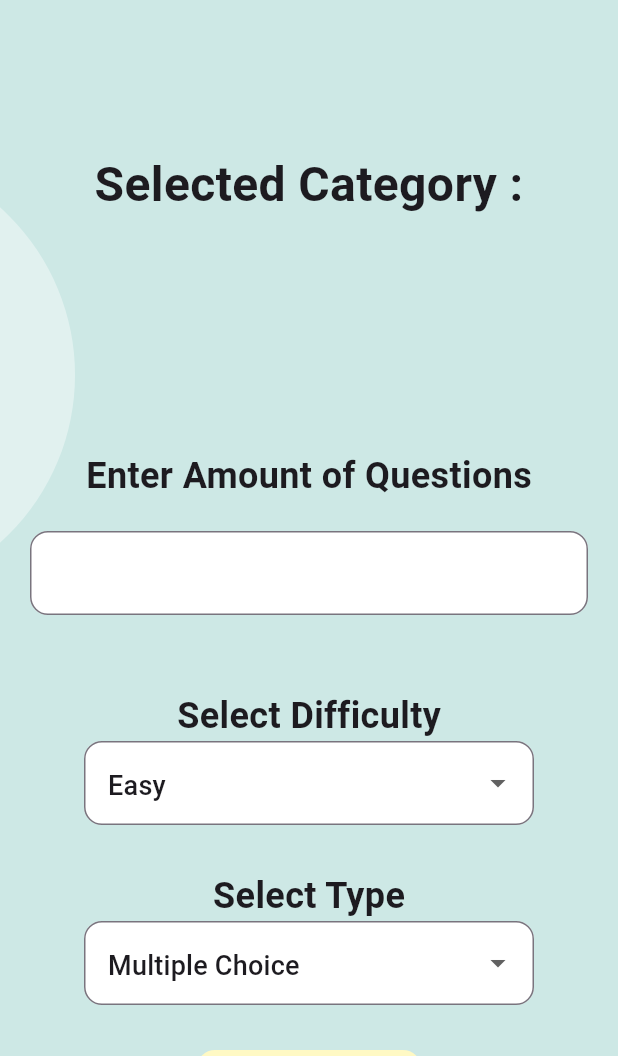
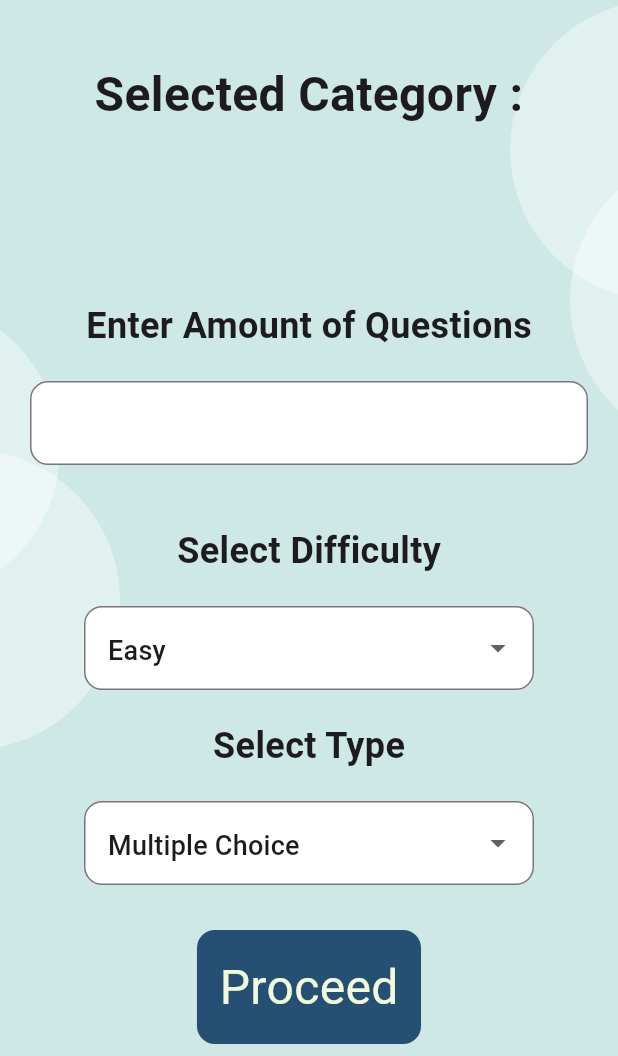
Before and after one commit to mayankKushwaha13/QuizKar, a Flutter app: the SelectionPage screen opened directly with empty values, on a phone screen of 412 x 824 dp, the part 180-1236 px from its top. Run offline on Flutter 3.47's test engine with Material 3 defaults, Android fonts, the phone set to English and light mode, and no system bars; our stand-ins replace google_fonts; network calls fail.

Commit message:
subpart 3

```diff
--- a/lib/pages/selection_page.dart
+++ b/lib/pages/selection_page.dart
@@ -58,14 +58,16 @@ class _SelectionPageState extends State<SelectionPage> {
               MyAppBar(),
               Stack(
                 children: [
-                  CircularDesign(height: 200, width: 200, opacity: 0.4,x: -200,),
-                  CircularDesign(height: 300, width: 300, opacity: 0.4, x: -250,y: 100,),
+                  CircularDesign(height: 200, width: 200, opacity: 0.4,x: 340,),
+                  CircularDesign(height: 200, width: 200, opacity: 0.4,x: 380, y: 100,),
+                  CircularDesign(height: 200, width: 200, opacity: 0.4,x: -120, y: 300,),
+                  CircularDesign(height: 200, width: 200, opacity: 0.4,x: -160, y: 200,),
                   Center(
                     child: Column(
                       mainAxisAlignment: MainAxisAlignment.center,
                       children: [
                         Container(
-                          transform: Matrix4.translationValues(0, 100, 0),
+                          transform: Matrix4.translationValues(0, 40, 0),
                           child: Text(
                             "Selected Category :",
                             textAlign: TextAlign.center,
@@ -77,12 +79,13 @@ class _SelectionPageState extends State<SelectionPage> {
                         ),
                         Container(
                           padding: EdgeInsets.all(8),
-                          transform: Matrix4.translationValues(0, 110, 0),
+                          transform: Matrix4.translationValues(0, 50, 0),
                           child: Text(widget.quizCategory,
                           style: GoogleFonts.aBeeZee(
                             fontSize: 32,
                             fontWeight: FontWeight.bold,
-                            color: Color.fromARGB(255,38,80,115)
+                            // color: Color.fromARGB(255,38,80,115)
+                            color: Colors.red.shade900,
                           ),
                           ),
                         )
@@ -127,7 +130,7 @@ class _SelectionPageState extends State<SelectionPage> {
                     ),
                   ),
 
-                  SizedBox(height: 30,),
+                  SizedBox(height: 20,),
                   Column(
                     children: [
                       Container(
@@ -139,6 +142,7 @@ class _SelectionPageState extends State<SelectionPage> {
                           ),
                         ),
                       ),
+                      SizedBox(height: 20,),
 
                       Container(
                         width: 300,
@@ -178,7 +182,7 @@ class _SelectionPageState extends State<SelectionPage> {
                       ),
                     ],
                   ),
-                  SizedBox(height: 30,),
+                  SizedBox(height: 20,),
                   Column(
                     children: [
                       Container(
@@ -190,7 +194,7 @@ class _SelectionPageState extends State<SelectionPage> {
                           ),
                         ),
                       ),
-
+                      SizedBox(height: 20,),
                       Container(
                         width: 300,
                         decoration: BoxDecoration(
@@ -227,9 +231,8 @@ class _SelectionPageState extends State<SelectionPage> {
                   ),
                   SizedBox(height: 30,),
                   Ink(
-                    padding: EdgeInsets.all(15),
                     decoration: BoxDecoration(
-                      color: Colors.yellow.shade100,
+                      color: Color.fromARGB(255, 38, 80, 115),
                       borderRadius: BorderRadius.circular(12),
                     ),
                     child: InkWell(
@@ -243,7 +246,7 @@ class _SelectionPageState extends State<SelectionPage> {
                             ),
                             ),
                             behavior: SnackBarBehavior.floating,
-                            margin: EdgeInsets.symmetric(vertical: 20),
+                            margin: EdgeInsets.symmetric(vertical: 20, horizontal: 10),
                             )
                           );
                         }
@@ -260,11 +263,14 @@ class _SelectionPageState extends State<SelectionPage> {
                         );
                         }
                       },
-                      child: Text("Proceed",
-                      style: GoogleFonts.aBeeZee(
-                        fontSize: 32,
-                        color: Colors.black,
-                      ),
+                      child: Padding(
+                        padding: const EdgeInsets.all(15),
+                        child: Text("Proceed",
+                        style: GoogleFonts.aBeeZee(
+                          fontSize: 32,
+                          color: Color.fromARGB(255, 241, 250, 218),
+                        ),
+                        ),
                       ),
                     ),
                   )
```
Also changed, not shown: lib/pages/questions_page.dart (+44 -25 lines), lib/pages/thanks_page.dart (+101 -9 lines), 1 other file.
